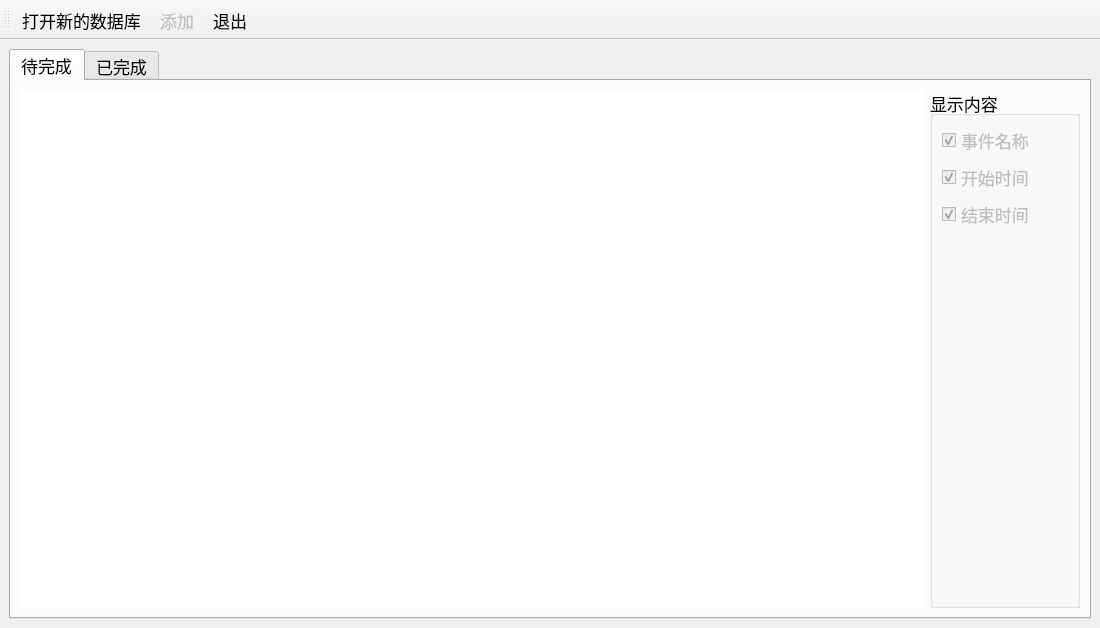
Above: mainwindow.ui from Guan94326/TimeManagement before the change. Below: the same form after it.
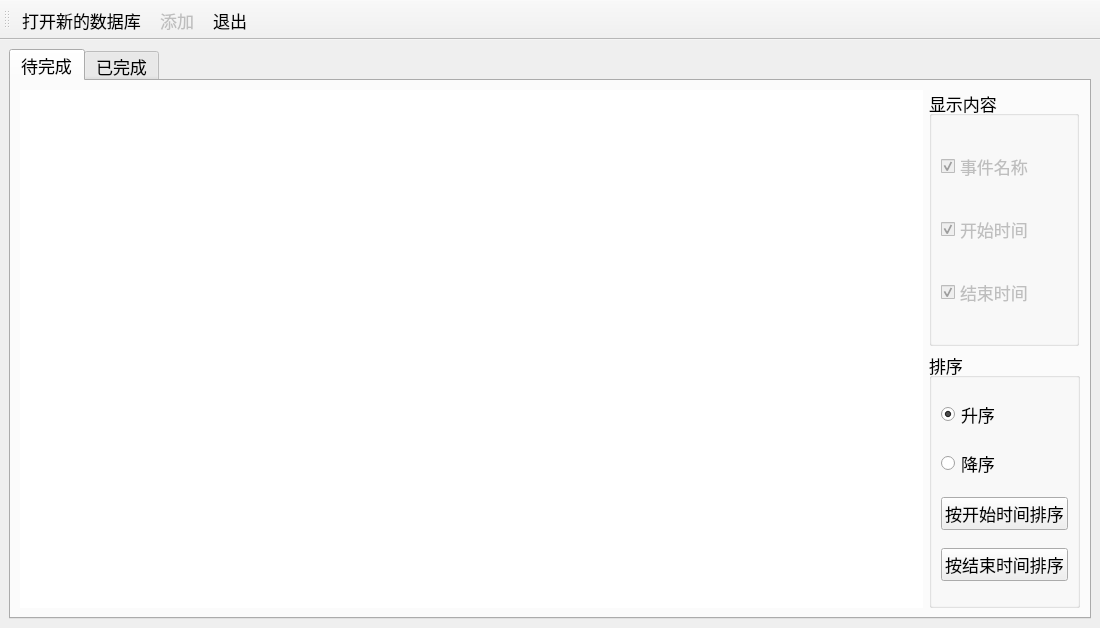
That is the form after the change.

```diff
--- a/mainwindow.ui
+++ b/mainwindow.ui
@@ -44,6 +44,8 @@
          </widget>
         </item>
         <item>
+         <layout class="QVBoxLayout" name="verticalLayout_5">
+          <item>
          <widget class="QGroupBox" name="groupBox">
           <property name="minimumSize">
            <size>
@@ -100,21 +102,50 @@
              </property>
             </widget>
            </item>
+            </layout>
+           </widget>
+          </item>
            <item>
-            <spacer name="verticalSpacer">
-             <property name="orientation">
-              <enum>Qt::Vertical</enum>
-             </property>
-             <property name="sizeHint" stdset="0">
-              <size>
-               <width>20</width>
-               <height>337</height>
-              </size>
-             </property>
-            </spacer>
-           </item>
-          </layout>
-         </widget>
+           <widget class="QGroupBox" name="groupBox_3">
+            <property name="title">
+             <string>排序</string>
+            </property>
+            <layout class="QVBoxLayout" name="verticalLayout_4">
+             <item>
+              <widget class="QRadioButton" name="radioButton">
+               <property name="text">
+                <string>升序</string>
+               </property>
+               <property name="checked">
+                <bool>true</bool>
+               </property>
+              </widget>
+             </item>
+             <item>
+              <widget class="QRadioButton" name="radioButton_2">
+               <property name="text">
+                <string>降序</string>
+               </property>
+              </widget>
+             </item>
+             <item>
+              <widget class="QPushButton" name="pushButton">
+               <property name="text">
+                <string>按开始时间排序</string>
+               </property>
+              </widget>
+             </item>
+             <item>
+              <widget class="QPushButton" name="pushButton_2">
+               <property name="text">
+                <string>按结束时间排序</string>
+               </property>
+              </widget>
+             </item>
+            </layout>
+           </widget>
+          </item>
+         </layout>
         </item>
        </layout>
       </widget>
```
Left out of the diff: 59 changed lines with no effect on the pictures. Lines whose indentation alone changed are shown as unchanged.
